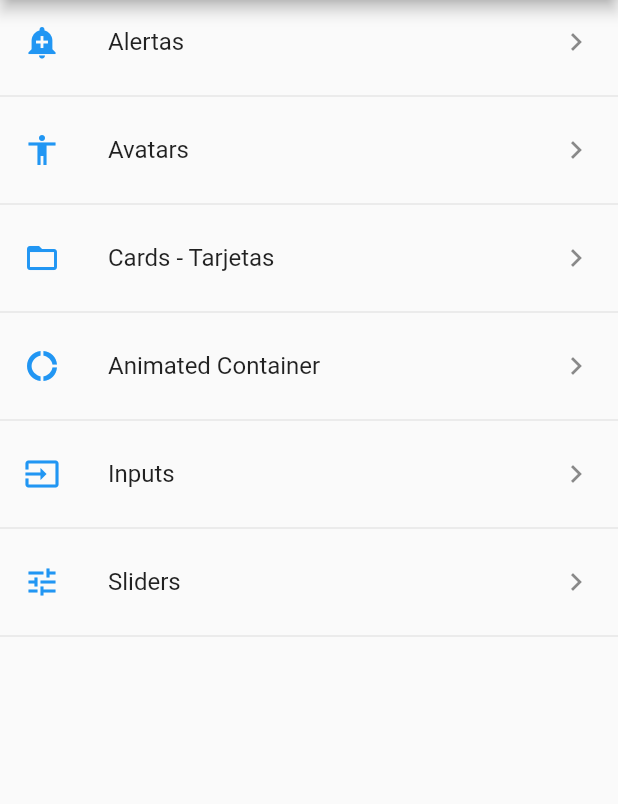
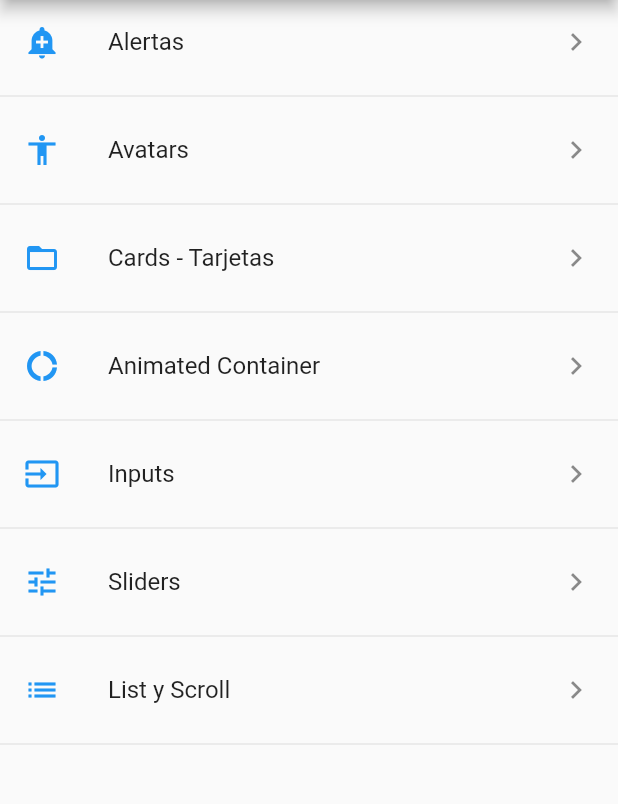
Before and after one commit to OmarACY/Flutter-Components, a Flutter app: the screen it shows after launch, on a phone screen of 412 x 824 dp, the part 84-888 px from its top. Run offline on Flutter 3.47's test engine with Material 2 defaults, Android fonts, the phone set to English and light mode, and no system bars.

Commit message:
86. Listview Builder

```diff
--- a/data/menu_opts.json
+++ b/data/menu_opts.json
@@ -30,6 +30,11 @@
             "ruta" : "slider",
             "icon" : "tune",
             "texto": "Sliders"
+        },
+        {
+            "ruta" : "list",
+            "icon" : "list",
+            "texto": "List y Scroll"
         }
     ]
 }
--- a/lib/src/routes/routes.dart
+++ b/lib/src/routes/routes.dart
@@ -1,3 +1,4 @@
+import 'package:components/src/pages/listview_page.dart';
 import 'package:components/src/pages/slider_page.dart';
 import 'package:flutter/material.dart';
 
@@ -17,5 +18,6 @@ Map<String, WidgetBuilder> getApplicationRoutes(){
     'animatedContainer' : ( BuildContext context ) => AnimatedContainerPage(),
     'inputs' : ( BuildContext context ) => InputPage(),
     'slider' : ( BuildContext context ) => SliderPage(),
+    'list' : ( BuildContext context ) => ListViewPage(),
   };
 }
--- a/lib/src/utils/icon_string_util.dart
+++ b/lib/src/utils/icon_string_util.dart
@@ -7,6 +7,7 @@ final _icons = <String, IconData>{
   'donut_large': Icons.donut_large,
   'input': Icons.input,
   'tune': Icons.tune,
+  'list': Icons.list,
 };
 
 Icon getIcon( String nameIcon ){
```
Also changed, not shown: lib/src/pages/listview_page.dart (added, +35 -0 lines).
